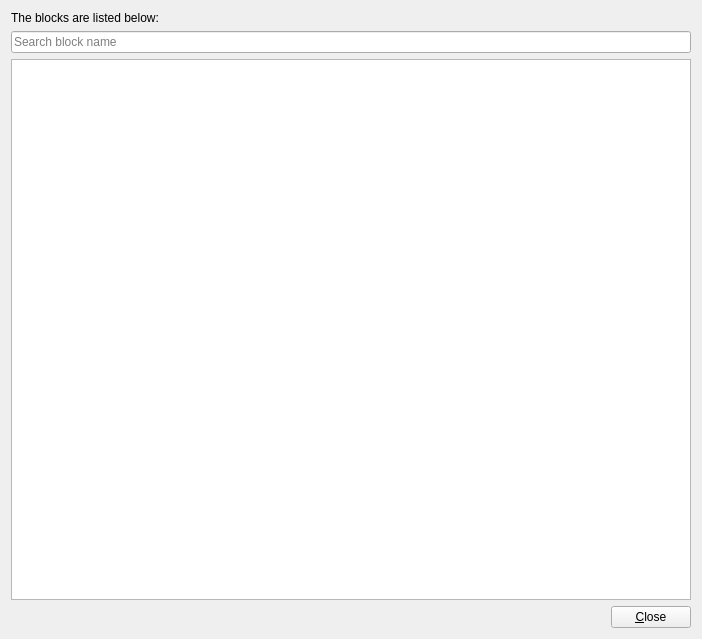
First picture: the form in src/blocklistui.ui, repository DreamHelium/dhlrc, before the edit.
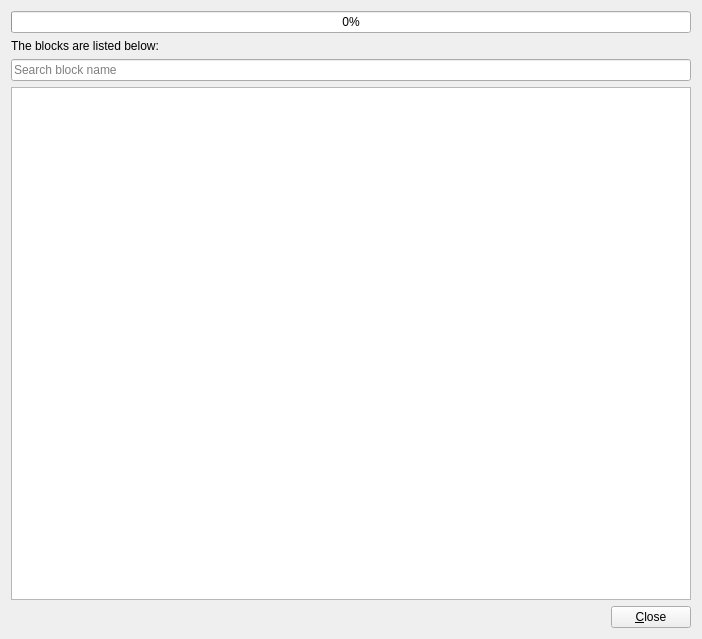
Second picture: the form after the edit. Custom widgets are drawn as their Qt base class.

Patch:
```diff
--- a/src/blocklistui.ui
+++ b/src/blocklistui.ui
@@ -18,6 +18,13 @@
     <layout class="QVBoxLayout" name="verticalLayout_2">
      <item>
       <layout class="QVBoxLayout" name="verticalLayout">
+       <item>
+        <widget class="QProgressBar" name="progressBar">
+         <property name="value">
+          <number>0</number>
+         </property>
+        </widget>
+       </item>
        <item>
         <widget class="QLabel" name="label">
          <property name="text">
```
